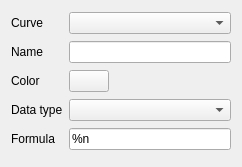
First picture: the form in src/LorrisAnalyzer/DataWidgets/GraphWidget/graphcurveeditwidget.ui, repository Tasssadar/Lorris, before the edit.
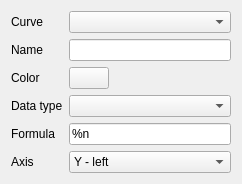
Second picture: the form after the edit.

```diff
--- a/src/LorrisAnalyzer/DataWidgets/GraphWidget/graphcurveeditwidget.ui
+++ b/src/LorrisAnalyzer/DataWidgets/GraphWidget/graphcurveeditwidget.ui
@@ -105,6 +105,27 @@
      </property>
     </widget>
    </item>
+   <item row="5" column="0">
+    <widget class="QLabel" name="label_5">
+     <property name="text">
+      <string>Axis</string>
+     </property>
+    </widget>
+   </item>
+   <item row="5" column="1">
+    <widget class="QComboBox" name="axisBox">
+     <item>
+      <property name="text">
+       <string>Y - left</string>
+      </property>
+     </item>
+     <item>
+      <property name="text">
+       <string>Y - right</string>
+      </property>
+     </item>
+    </widget>
+   </item>
   </layout>
  </widget>
  <resources/>
```
